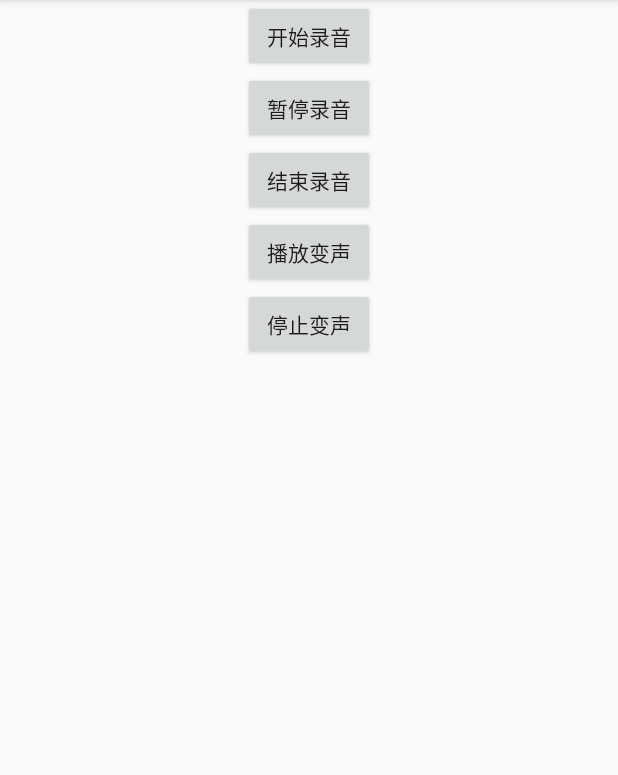
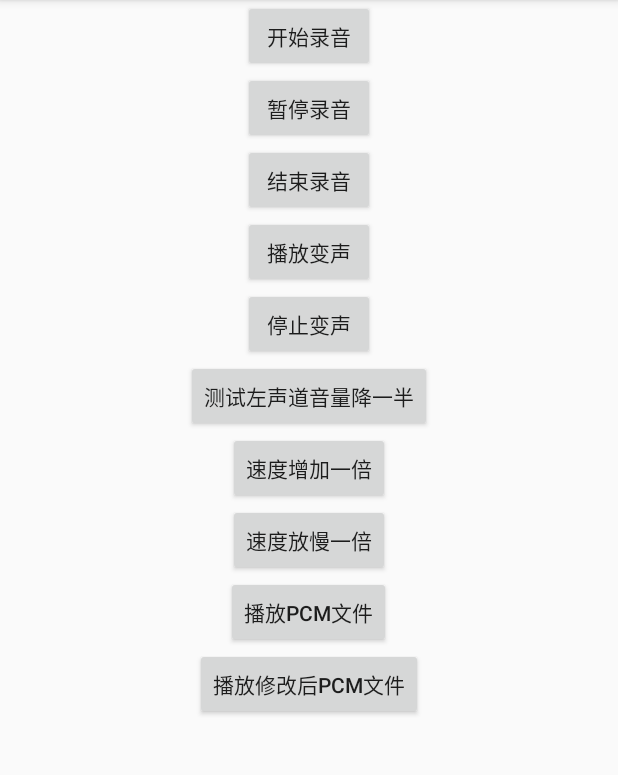
Before and after one commit to lizebinbin/AudioRecorder, an Android app: the screen it shows after launch (MainActivity), on a phone screen of 412 x 824 dp, the part 84-859 px from its top. Run offline under Robolectric (Android 15) with nearby library versions, the phone set to English and light mode, and no system bars; libraries missing offline, so code that uses them is left out: org.fmod; 1 statement that could not run was skipped.

Commit message:
增加直接处理pcm文件数据的方法

```diff
--- a/app/src/main/java/com/lzb/audiooperation/MainActivity.kt
+++ b/app/src/main/java/com/lzb/audiooperation/MainActivity.kt
@@ -9,16 +9,22 @@ import android.support.v7.app.AppCompatActivity
 import android.view.View
 import com.lzb.record.AudioCallbackListener
 import com.lzb.record.AudioRecorder
+import com.lzb.record.RecordFileUtil
 import com.lzb.record.RecordStatus
 import com.lzb.record.effect.EffectManager
 import com.lzb.record.effect.EffectUtils
+import com.lzb.record.play.AudioTracker
 import kotlinx.android.synthetic.main.activity_main.*
+import java.io.File
 
 class MainActivity : AppCompatActivity(), View.OnClickListener, AudioCallbackListener {
 
     private val permissions = arrayOf(Manifest.permission.WRITE_EXTERNAL_STORAGE, Manifest.permission.RECORD_AUDIO)
     private val PERMISSION_REQUEST_CODE = 1001
     private var currentStatus = RecordStatus.STATE_RELEASE
+    private lateinit var testPCMPath: String
+    private lateinit var testDstPCMPath: String
+
     override fun onCreate(savedInstanceState: Bundle?) {
         super.onCreate(savedInstanceState)
         setContentView(R.layout.activity_main)
@@ -29,6 +35,10 @@ class MainActivity : AppCompatActivity(), View.OnClickListener, AudioCallbackLis
 
         EffectManager.getInstance().init(this)
 
+        testPCMPath = RecordFileUtil.getDefaultRecordDirectory(this).absolutePath + File.separator +
+                "20181202-180630.pcm"
+        testDstPCMPath = RecordFileUtil.getDefaultRecordDirectory(this).absolutePath + File.separator +
+                "20181202-180630-slower.pcm"
     }
 
     private fun requestPermission() {
@@ -60,6 +70,21 @@ class MainActivity : AppCompatActivity(), View.OnClickListener, AudioCallbackLis
             }
             R.id.stopChangeVoice -> {
                 EffectManager.getInstance().stop()
+            }
+            R.id.downVolume -> {
+                EffectManager.getInstance().downVolume(testPCMPath, testDstPCMPath)
+            }
+            R.id.fasterPCM -> EffectManager.getInstance().fasterPCM(testPCMPath, testDstPCMPath)
+            R.id.slowerPCM -> EffectManager.getInstance().slowerPCM(testPCMPath, testDstPCMPath)
+            R.id.playPCM -> {
+                AudioTracker.getInstance().prepare()
+                AudioTracker.getInstance().start()
+                AudioTracker.getInstance().playPCMFile(testPCMPath)
+            }
+            R.id.playPCMChange -> {
+                AudioTracker.getInstance().prepare()
+                AudioTracker.getInstance().start()
+                AudioTracker.getInstance().playPCMFile(testDstPCMPath)
             }
         }
     }
--- a/app/src/main/res/layout/activity_main.xml
+++ b/app/src/main/res/layout/activity_main.xml
@@ -41,4 +41,36 @@
             android:onClick="onClick"
             android:layout_height="wrap_content"
             android:text="停止变声"/>
+
+    <Button
+            android:id="@+id/downVolume"
+            android:layout_width="wrap_content"
+            android:onClick="onClick"
+            android:layout_height="wrap_content"
+            android:text="测试左声道音量降一半"/>
+    <Button
+            android:id="@+id/fasterPCM"
+            android:layout_width="wrap_content"
+            android:onClick="onClick"
+            android:layout_height="wrap_content"
+            android:text="速度增加一倍"/>
+
+    <Button
+            android:id="@+id/slowerPCM"
+            android:layout_width="wrap_content"
+            android:onClick="onClick"
+            android:layout_height="wrap_content"
+            android:text="速度放慢一倍"/>
+    <Button
+            android:id="@+id/playPCM"
+            android:layout_width="wrap_content"
+            android:onClick="onClick"
+            android:layout_height="wrap_content"
+            android:text="播放PCM文件"/>
+    <Button
+            android:id="@+id/playPCMChange"
+            android:layout_width="wrap_content"
+            android:onClick="onClick"
+            android:layout_height="wrap_content"
+            android:text="播放修改后PCM文件"/>
 </LinearLayout>
--- a/record/src/main/java/com/lzb/record/effect/EffectUtils.java
+++ b/record/src/main/java/com/lzb/record/effect/EffectUtils.java
@@ -23,6 +23,12 @@ public class EffectUtils {
 
     public native static void stop();
 
+    public native static void downVolume(String fileUrl, String dstFileUrl);
+
+    public native static void fasterPCM(String fileUrl, String dstFileUrl);
+
+    public native static void slowerPCM(String fileUrl, String dstFileUrl);
+
     static {
         System.loadLibrary("fmodL");
         System.loadLibrary("fmod");
```
Also changed, not shown: record/src/main/java/com/lzb/record/effect/EffectManager.kt (+12 -0 lines), record/src/main/java/com/lzb/record/play/AudioTracker.kt (+28 -0 lines), 2 other files.
